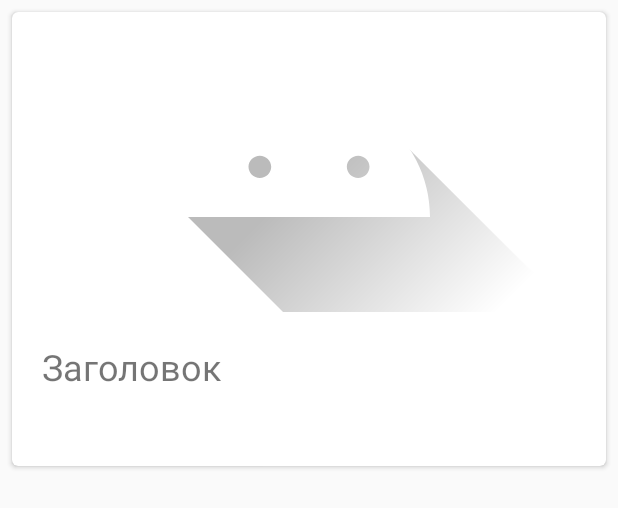
After one commit to Ilya-2000/OntMobileApp, an Android app: the layout news_item.xml on its own in the app's theme, with its tools: preview values and no code run, on a phone screen of 412 x 824 dp. The commit adds this screen. Shown: the top 508 px of the screen. Run offline under Robolectric (Android 15) with nearby library versions, the phone set to English and light mode, and no system bars.

Commit message:
process of creating news

```diff
--- /dev/null
+++ b/app/src/main/res/layout/news_item.xml
@@ -0,0 +1,33 @@
+<?xml version="1.0" encoding="utf-8"?>
+<androidx.cardview.widget.CardView xmlns:android="http://schemas.android.com/apk/res/android"
+    android:layout_width="match_parent"
+    android:layout_height="wrap_content"
+    xmlns:app="http://schemas.android.com/apk/res-auto"
+    android:background="#FEFEFE"
+    android:layout_margin="8dp"
+    app:cardCornerRadius="4dp">
+    <LinearLayout
+        android:layout_width="match_parent"
+        android:layout_height="wrap_content"
+        android:orientation="vertical">
+    <ImageView
+        android:id="@+id/news_img"
+        android:layout_width="match_parent"
+        android:layout_height="200dp"
+        android:scaleType="centerCrop"
+        android:src="@drawable/ic_launcher_foreground"/>
+
+        <TextView
+            android:id="@+id/news_header_text"
+            android:layout_width="wrap_content"
+            android:layout_height="wrap_content"
+            android:layout_marginStart="20sp"
+            android:layout_marginTop="20sp"
+            android:layout_marginBottom="50dp"
+            android:text="Заголовок"
+            android:textSize="24sp" />
+    </LinearLayout>
+
+
+
+</androidx.cardview.widget.CardView>
```
Also changed, not shown: app/build.gradle (+7 -5 lines), app/src/main/java/com/example/ontmobileapp/adapters/NewsListViewAdapter.kt (added, +46 -0 lines), app/src/main/java/com/example/ontmobileapp/fragments/NewsFragment.kt (+6 -2 lines), app/src/main/java/com/example/ontmobileapp/models/News.kt (added, +7 -0 lines), app/src/main/java/com/example/ontmobileapp/network/HttpGetNews.kt (added, +40 -0 lines), app/src/main/res/layout/fragment_news.xml (+4 -4 lines).
